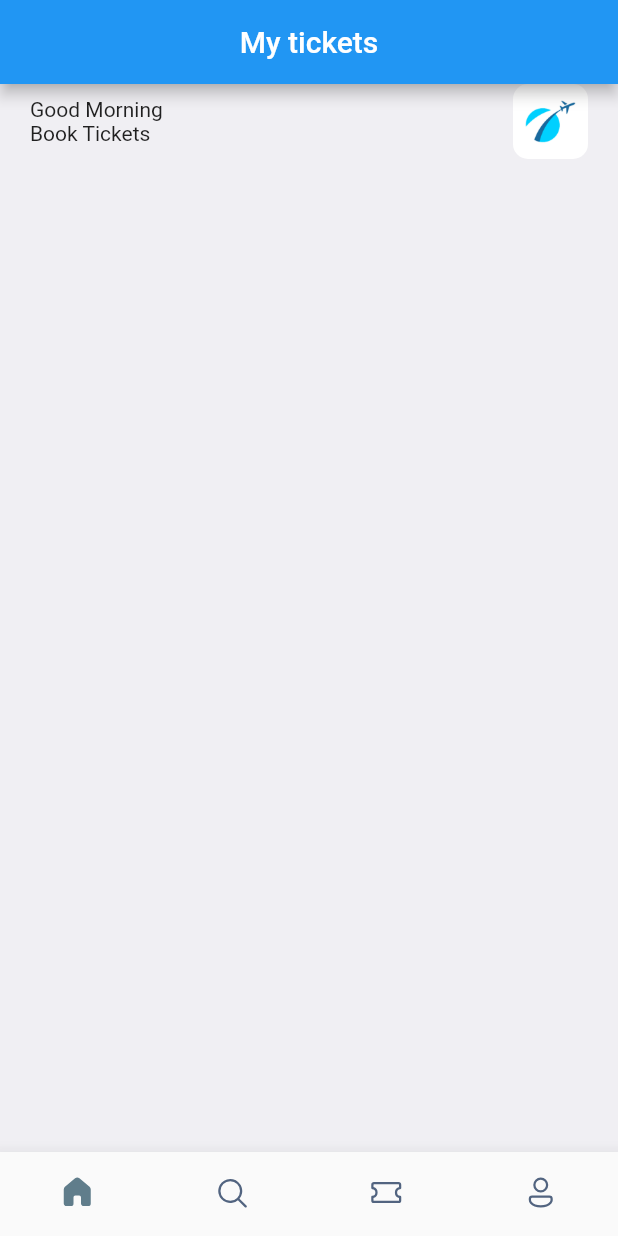
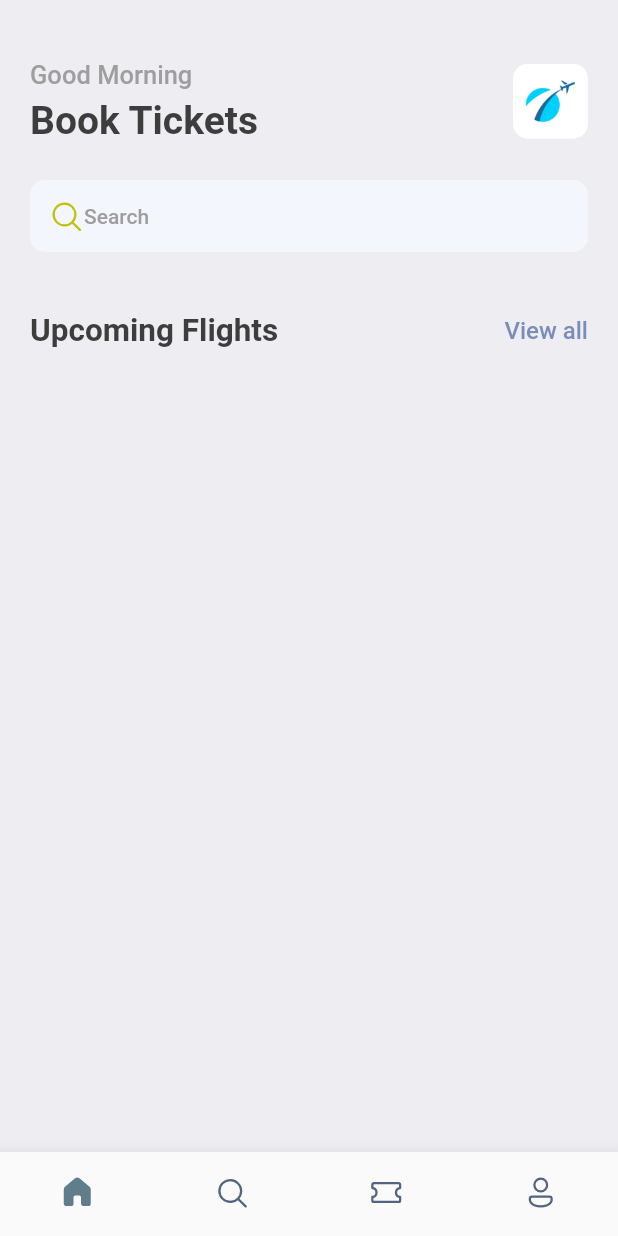
Before and after one commit to un4ckn0wl3z/tickets_flutter, a Flutter app: the screen it shows after launch, on a phone screen of 412 x 824 dp. Run offline on Flutter 3.47's test engine with Material 2 defaults, Android fonts, the phone set to English and light mode, and no system bars; our stand-ins replace fluentui_icons, gap.

Commit message:
feat: cont. implement listview

```diff
--- a/lib/main.dart
+++ b/lib/main.dart
@@ -1,4 +1,5 @@
 import 'package:bookticket/screen/bottom_bar.dart';
+import 'package:bookticket/utils/app_styles.dart';
 import 'package:flutter/material.dart';
 
 void main() {
@@ -12,9 +13,10 @@ class MyApp extends StatelessWidget {
   @override
   Widget build(BuildContext context) {
     return MaterialApp(
+      debugShowCheckedModeBanner: false,
       title: 'Flutter Demo',
       theme: ThemeData(
-        primarySwatch: Colors.blue,
+        primaryColor: primary,
       ),
       home: const BottomBar(),
     );
--- a/lib/screen/bottom_bar.dart
+++ b/lib/screen/bottom_bar.dart
@@ -33,9 +33,6 @@ class _BottomBarState extends State<BottomBar> {
   @override
   Widget build(BuildContext context) {
     return Scaffold(
-      appBar: AppBar(
-        title: const Center(child: Text('My tickets')),
-      ),
       body: Center(child: _widgetOptions[_selectedIndex]),
       bottomNavigationBar: BottomNavigationBar(
         currentIndex: _selectedIndex,
--- a/lib/screen/home_screen.dart
+++ b/lib/screen/home_screen.dart
@@ -1,7 +1,10 @@
+import 'package:bookticket/utils/app_styles.dart';
+import 'package:fluentui_icons/fluentui_icons.dart';
 import 'package:flutter/cupertino.dart';
 import 'package:flutter/material.dart';
 import 'package:flutter/src/foundation/key.dart';
 import 'package:flutter/src/widgets/framework.dart';
+import 'package:gap/gap.dart';
 
 class HomeScreen extends StatelessWidget {
   const HomeScreen({Key? key}) : super(key: key);
@@ -9,21 +12,23 @@ class HomeScreen extends StatelessWidget {
   @override
   Widget build(BuildContext context) {
     return  Scaffold(
-      backgroundColor: const Color(0xDDeeedf2),
+      backgroundColor: Styles.bgColor,
       body: ListView(
         children: [
           Container(
             padding: const EdgeInsets.symmetric(horizontal: 20),
             child: Column(
               children: [
+              const Gap(40),
                 Row(
                   mainAxisAlignment: MainAxisAlignment.spaceBetween,
                   children: [
                     Column(
                       crossAxisAlignment: CrossAxisAlignment.start,
-                      children: const [
-                         Text('Good Morning'),
-                         Text('Book Tickets'),
+                      children: [
+                         Text('Good Morning', style: Styles.headLineStyle3 ,),
+                         const Gap(5),
+                         Text('Book Tickets', style: Styles.headLineStyle1),
                       ],
                     ),
                     Container(
@@ -40,6 +45,33 @@ class HomeScreen extends StatelessWidget {
                       ),
                     )
                   ],
+                ),
+                const Gap(25),
+                Container(
+                  decoration: BoxDecoration(
+                    borderRadius: BorderRadius.circular(10),
+                    color: const Color(0xFFF4F6FD)
+                  ),
+                  padding: const EdgeInsets.symmetric(horizontal: 12, vertical: 12),
+                  child: Row(
+                    children:  [
+                      const Icon(FluentSystemIcons.ic_fluent_search_regular, color: Color(0xFFBFC205),),
+                      Text("Search", style: Styles.headLineStyle4,)
+
+                    ],
+                  ),
+                ),
+                const Gap(40),
+                Row(
+                  mainAxisAlignment: MainAxisAlignment.spaceBetween,
+                  children: [
+                    Text("Upcoming Flights", style: Styles.headLineStyle2,),
+                    InkWell(
+                      onTap: (){
+                        print('You are tapped');
+                      },
+                      child: Text("View all", style: Styles.textStyle.copyWith(color: Styles.primaryColor),))
+                  ],
                 )
               ],
             ),
--- /dev/null
+++ b/lib/utils/app_styles.dart
@@ -0,0 +1,17 @@
+import 'package:flutter/material.dart';
+
+Color primary = const Color(0xDD687daf);
+
+class Styles {
+  static Color primaryColor = primary;
+  static Color textColor = const Color(0xFF3d3d3d);
+  static Color bgColor = const Color(0xFFeeedf2);
+  static Color orangeColor = const Color(0xFF526799);
+  static TextStyle textStyle = TextStyle(fontSize: 16, color: textColor, fontWeight: FontWeight.w500);
+  static TextStyle headLineStyle1 = TextStyle(fontSize: 26, color: textColor, fontWeight: FontWeight.bold);
+  static TextStyle headLineStyle2 = TextStyle(fontSize: 21, color: textColor, fontWeight: FontWeight.bold);
+  static TextStyle headLineStyle3 = TextStyle(fontSize: 17, color: Colors.grey.shade500, fontWeight: FontWeight.w500);
+  static TextStyle headLineStyle4 = TextStyle(fontSize: 14, color: Colors.grey.shade500 , fontWeight: FontWeight.w500);
+
+
+}
--- a/pubspec.yaml
+++ b/pubspec.yaml
@@ -35,6 +35,7 @@ dependencies:
   # Use with the CupertinoIcons class for iOS style icons.
   cupertino_icons: ^1.0.2
   fluentui_icons: ^1.0.0
+  gap: ^2.0.0
 
 dev_dependencies:
   flutter_test:
```
Also changed, not shown: pubspec.lock.
